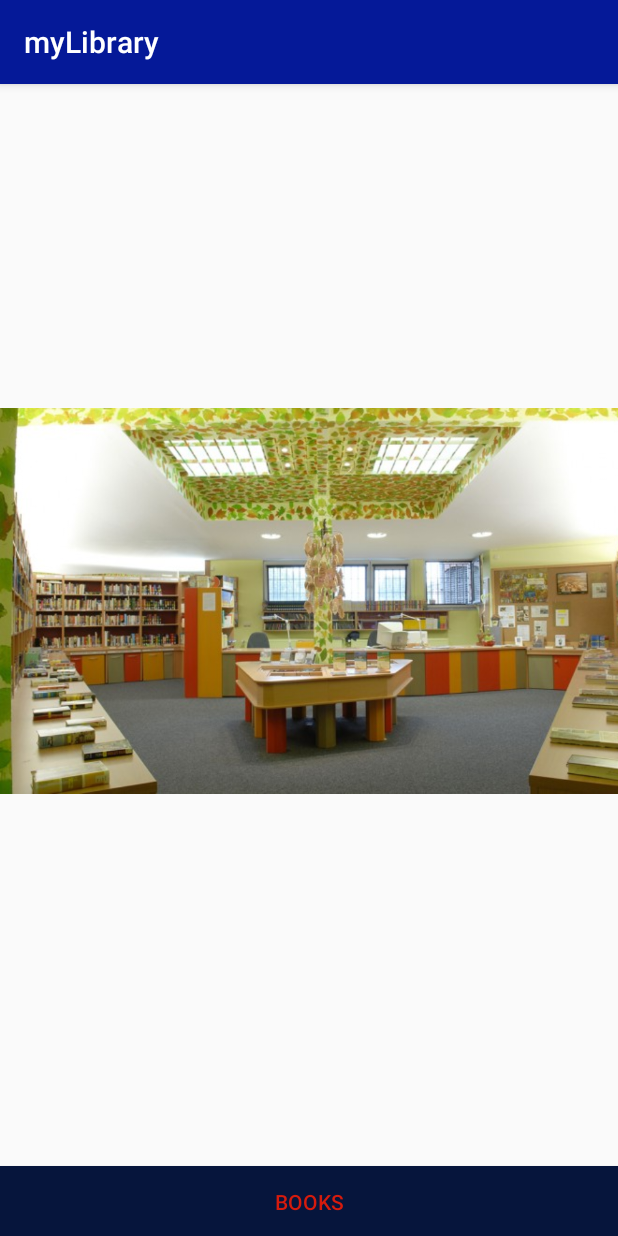
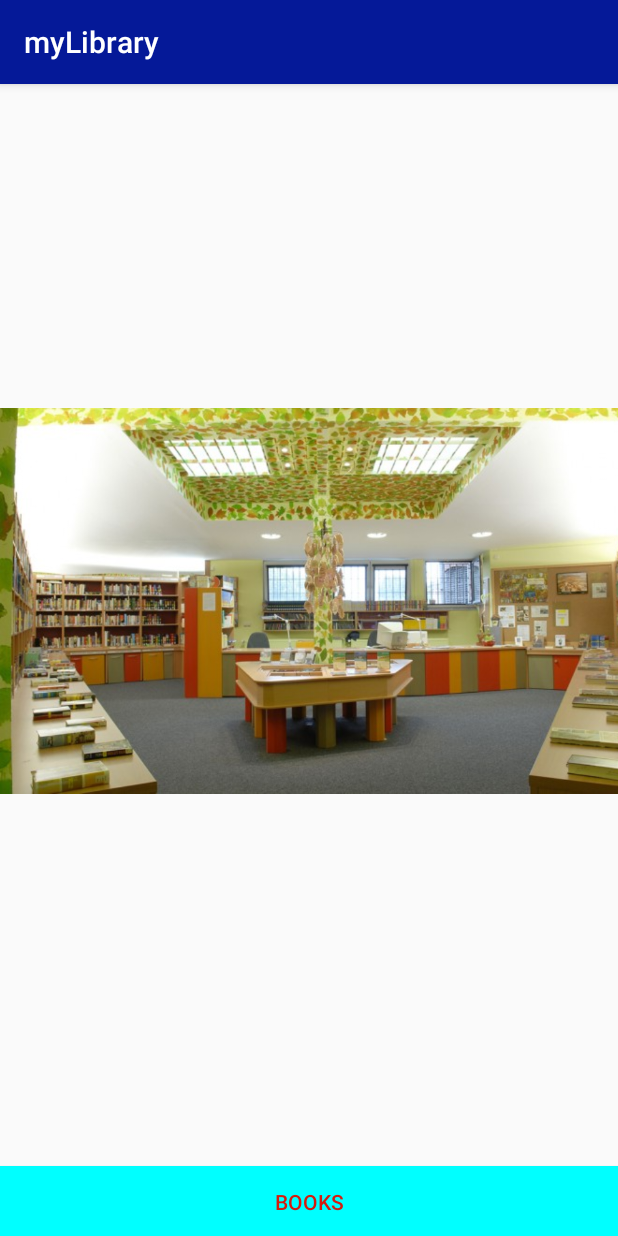
Before and after one commit to Joseph-beep-tech/My-Library2, an Android app: the screen it shows after launch (MainActivity), on a phone screen of 412 x 824 dp. Run offline under Robolectric (Android 15) with nearby library versions, the phone set to English and light mode, and no system bars.

Commit message:
find books button

```diff
--- a/app/src/main/res/layout/activity_main.xml
+++ b/app/src/main/res/layout/activity_main.xml
@@ -13,7 +13,7 @@
         android:layout_height="wrap_content"
         android:layout_alignParentBottom="true"
         android:layout_marginBottom="-1dp"
-        android:background="@color/colorAccent"
+        android:background="#00FFFF"
         android:text="@string/books"
         android:textColor="@color/colorTextIcons" />
 
```
Also changed, not shown: 10 other files.
